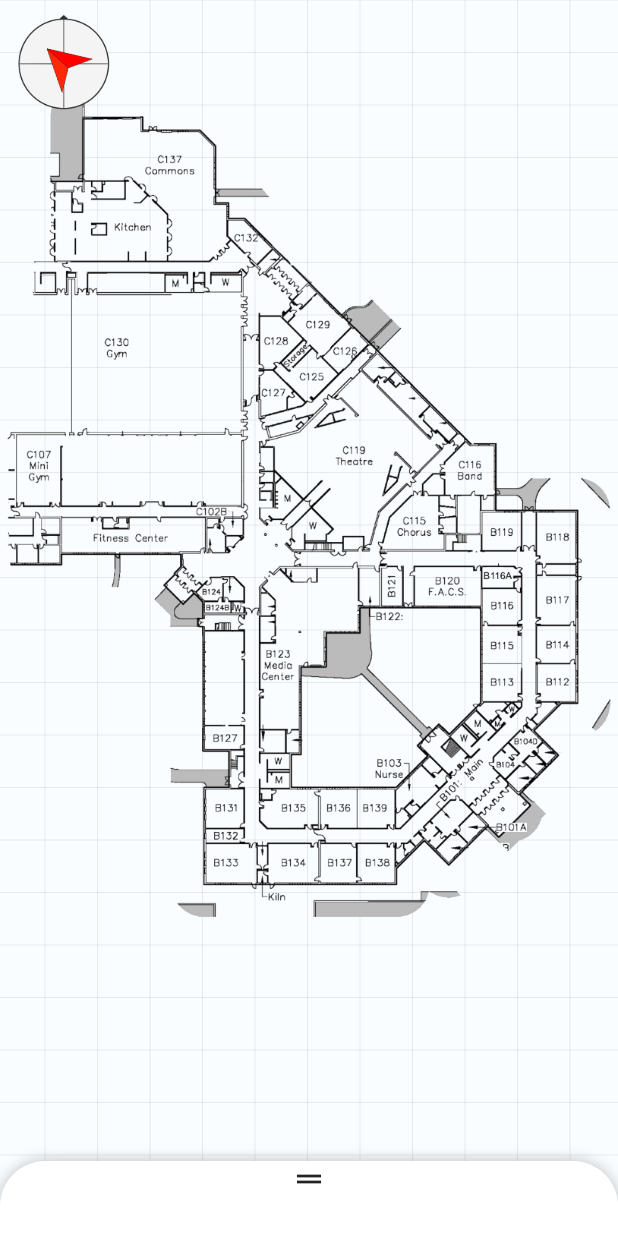
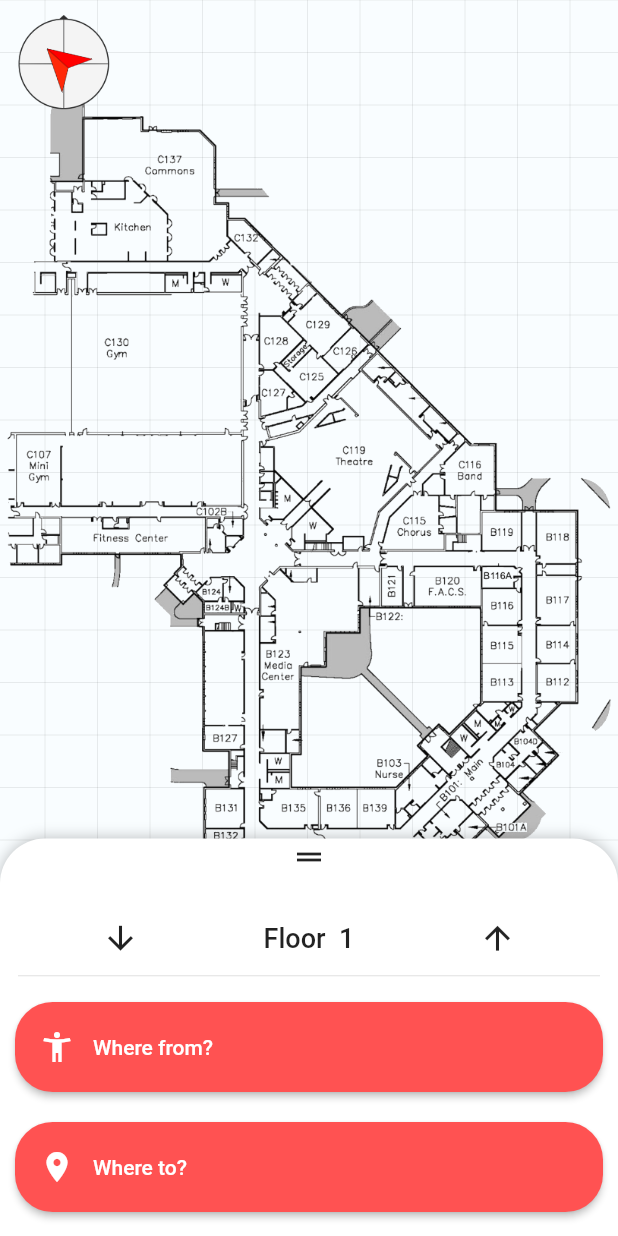
Before and after one commit to MattanMohel/senior_project, a Flutter app: the screen it shows after launch, on a phone screen of 412 x 824 dp. Run offline on Flutter 3.47's test engine with Material 2 defaults, Android fonts, the phone set to English and light mode, and no system bars; drawn by our look-alikes of sliding_up_panel; our stand-ins replace flutter_compass, flutter_markdown.

Commit message:
final final touches

```diff
--- a/lib/app_data.dart
+++ b/lib/app_data.dart
@@ -1,6 +1,7 @@
 import 'dart:collection';
 import 'dart:convert';
 
+import 'package:flutter/foundation.dart';
 import 'package:flutter/material.dart';
 import 'package:flutter/services.dart';
 import 'package:senior_project/util/constants.dart' as constants;
@@ -9,9 +10,9 @@ import 'package:senior_project/util/room.dart';
 class InheritedState extends InheritedWidget {
   const InheritedState({
     super.key,
+    required super.child,
     required this.appState,
     required this.size,
-    required super.child,
   });
 
   final AppBaseState appState;
@@ -62,7 +63,10 @@ class InheritedState extends InheritedWidget {
 }
 
 class AppBase extends StatefulWidget {
-  const AppBase({super.key, required this.child});
+  const AppBase({
+    super.key,
+    required this.child,
+  });
   final Widget child;
 
   @override
--- a/lib/screens/home.dart
+++ b/lib/screens/home.dart
@@ -25,18 +25,20 @@ class _HomeScreenState extends State<HomeScreen>
   double targetHeading = 0;
   double step = 15;
 
+  final PanelController _panelController = PanelController();
+
   late Animation<double> _animation;
   late Tween<double> _tween;
-  late AnimationController _controller;
+  late AnimationController _animationController;
 
   @override
   void initState() {
-    _controller = AnimationController(
+    _animationController = AnimationController(
       vsync: this,
       duration: const Duration(milliseconds: 300),
     );
     _tween = Tween(begin: heading, end: targetHeading);
-    _animation = _tween.animate(_controller)
+    _animation = _tween.animate(_animationController)
       ..addStatusListener((status) {
         if (status == AnimationStatus.completed) {
           double target = (step * (targetHeading / step).round()).toDouble();
@@ -50,8 +52,8 @@ class _HomeScreenState extends State<HomeScreen>
 
           _tween.begin = heading;
           _tween.end = heading + delta;
-          _controller.reset();
-          _controller.forward();
+          _animationController.reset();
+          _animationController.forward();
         }
       })
       ..addListener(() {
@@ -60,7 +62,7 @@ class _HomeScreenState extends State<HomeScreen>
         });
       });
 
-    _controller.forward();
+    _animationController.forward();
 
     if (!kIsWeb) {
       FlutterCompass.events!.listen((event) {
@@ -93,7 +95,7 @@ class _HomeScreenState extends State<HomeScreen>
                       ),
                     ),
                   Align(
-                    alignment: Alignment.topCenter,
+                    alignment: Alignment.topLeft,
                     child: Image.asset(constants.backgrounds[
                         InheritedState.of(context).currentFloor - 1]),
                   ),
@@ -113,11 +115,15 @@ class _HomeScreenState extends State<HomeScreen>
           ),
         ),
         SlidingUpPanel(
+          controller: _panelController,
           borderRadius: const BorderRadius.vertical(
             top: Radius.circular(30),
           ),
-          minHeight: 50,
+          minHeight: 90,
           maxHeight: 265,
+          defaultPanelState: PanelState.OPEN,
+          backdropEnabled: true,
+          backdropOpacity: 0.2,
           panel: Column(
             children: [
               const Icon(Icons.drag_handle),
@@ -134,8 +140,8 @@ class _HomeScreenState extends State<HomeScreen>
                         onTap: () =>
                             InheritedState.of(context).decrementFloor(),
                         child: const Icon(
-                          Icons.keyboard_arrow_down,
-                          size: 30,
+                          Icons.arrow_downward,
+                          size: 25,
                         ),
                       ),
                     ),
@@ -161,14 +167,13 @@ class _HomeScreenState extends State<HomeScreen>
                         onTap: () =>
                             InheritedState.of(context).incrementFloor(),
                         child: const Icon(
-                          Icons.keyboard_arrow_up,
-                          size: 30,
+                          Icons.arrow_upward,
+                          size: 25,
                         ),
                       ),
                     ),
                   ),
-                  Expanded(
-                    child: Toggle(
+                  Toggle(
                     onToggle: () {
                       InheritedState.of(context).toggleAccessibility();
                     },
@@ -176,14 +181,23 @@ class _HomeScreenState extends State<HomeScreen>
                       return InheritedState.of(context).accesibilitySetting;
                     },
                     height: 30,
-                      child: const Icon(Icons.accessible),
+                    width: _panelController.isAttached
+                        ? 75 * _panelController.panelPosition
+                        : 0,
+                    child: const Center(
+                      child: Icon(Icons.accessible),
                     ),
                   ),
+
                   SizedBox(
                     height: 35,
+                    width: _panelController.isAttached
+                        ? 50 * _panelController.panelPosition
+                        : 0,
                     child: Padding(
                       padding: const EdgeInsets.symmetric(horizontal: 8.0),
                       child: PopupMenuButton(
+                          clipBehavior: Clip.hardEdge,
                           itemBuilder: (context) {
                             return [
                               PopupMenuItem(
@@ -199,7 +213,7 @@ class _HomeScreenState extends State<HomeScreen>
                                 child: const Row(
                                   children: [
                                     Text('  About this app   -  '),
-                                    Icon(Icons.question_mark),
+                                    Icon(Icons.help_center),
                                   ],
                                 ),
                               ),
@@ -215,7 +229,7 @@ class _HomeScreenState extends State<HomeScreen>
                                 },
                                 child: const Row(
                                   children: [
-                                    Text('   User\'s manual    -  '),
+                                    Text('   User\'s manual   -  '),
                                     Icon(Icons.book),
                                   ],
                                 ),
--- a/lib/screens/manual_page.dart
+++ b/lib/screens/manual_page.dart
@@ -9,7 +9,7 @@ class ManualPage extends StatelessWidget {
   @override
   Widget build(BuildContext context) {
     return TextScreen(
-      title: 'User Manual',
+      title: 'User\'s Manual',
       child: Markdown(
         styleSheet: MarkdownStyleSheet(p: const TextStyle(fontSize: 18)),
         data: constants.manualMarkdown,
--- a/lib/screens/search.dart
+++ b/lib/screens/search.dart
@@ -292,8 +292,7 @@ class _SearchScreenState extends State<SearchScreen> {
   }
 
   Flexible _createFilterButton(int floorIndex) {
-    return Flexible(
-      fit: FlexFit.tight,
+    return Expanded(
       child: Padding(
         padding: const EdgeInsets.all(4.0),
         child: Toggle(
```
Also changed, not shown: lib/main.dart (+5 -2 lines), lib/util/toggle.dart (+16 -6 lines), 3 other files. Lines whose indentation alone changed are shown as unchanged.
